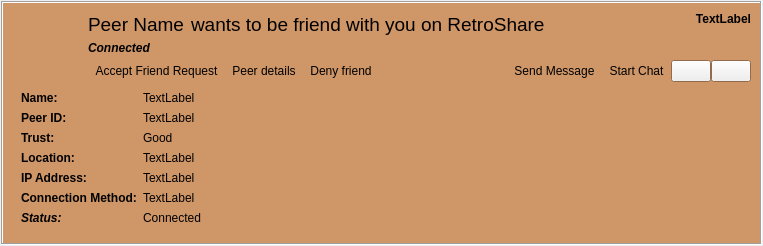
First picture: the form in retroshare-gui/src/gui/feeds/SecurityItem.ui, repository RetroShare/RetroShare, before the edit.
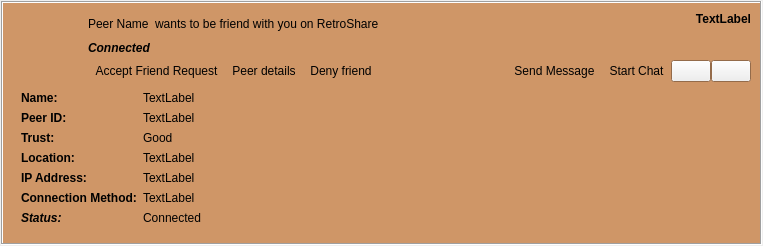
Second picture: the form after the edit. Icons and pictures are not drawn. Custom widgets are drawn as their Qt base class.

Commit message: Moved font size definitions from ui files to default qss.

Diff of the .ui file:
```diff
--- a/retroshare-gui/src/gui/feeds/SecurityItem.ui
+++ b/retroshare-gui/src/gui/feeds/SecurityItem.ui
@@ -148,12 +148,7 @@
             <number>0</number>
            </property>
            <item row="0" column="0">
-            <widget class="QLabel" name="peerNameLabel">
-             <property name="font">
-              <font>
-               <pointsize>14</pointsize>
-              </font>
-             </property>
+            <widget class="StyledLabel" name="peerNameLabel">
              <property name="text">
               <string notr="true">Peer Name</string>
              </property>
@@ -197,13 +192,6 @@
                <verstretch>0</verstretch>
               </sizepolicy>
              </property>
-             <property name="font">
-              <font>
-               <pointsize>14</pointsize>
-               <weight>50</weight>
-               <bold>false</bold>
-              </font>
-             </property>
              <property name="text">
               <string>wants to be friend with you on RetroShare</string>
              </property>
@@ -662,6 +650,11 @@
   </action>
  </widget>
  <customwidgets>
+  <customwidget>
+   <class>StyledLabel</class>
+   <extends>QLabel</extends>
+   <header>gui/common/StyledLabel.h</header>
+  </customwidget>
   <customwidget>
    <class>AvatarWidget</class>
    <extends>QLabel</extends>
```
Left out of the diff: 8 changed lines with no effect on the pictures. The commit also changes 10 other files.
